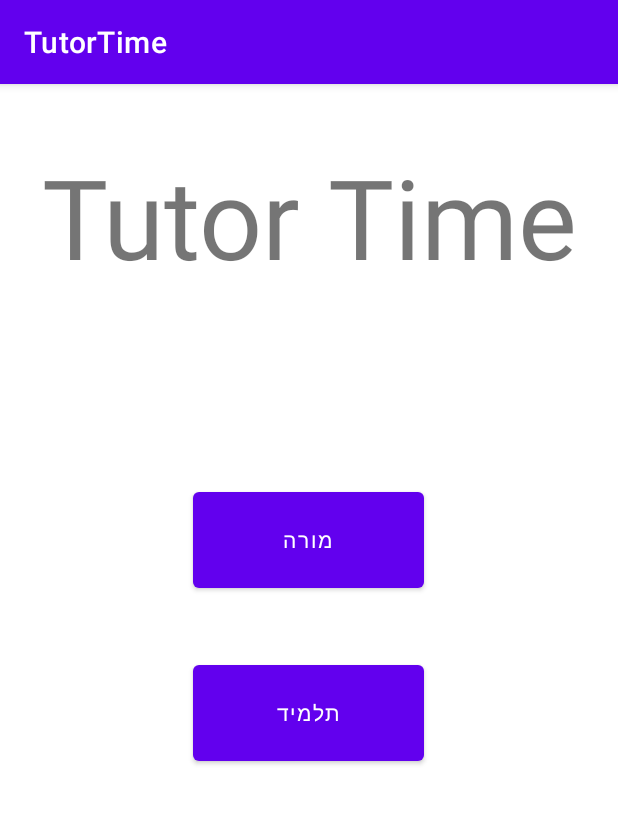
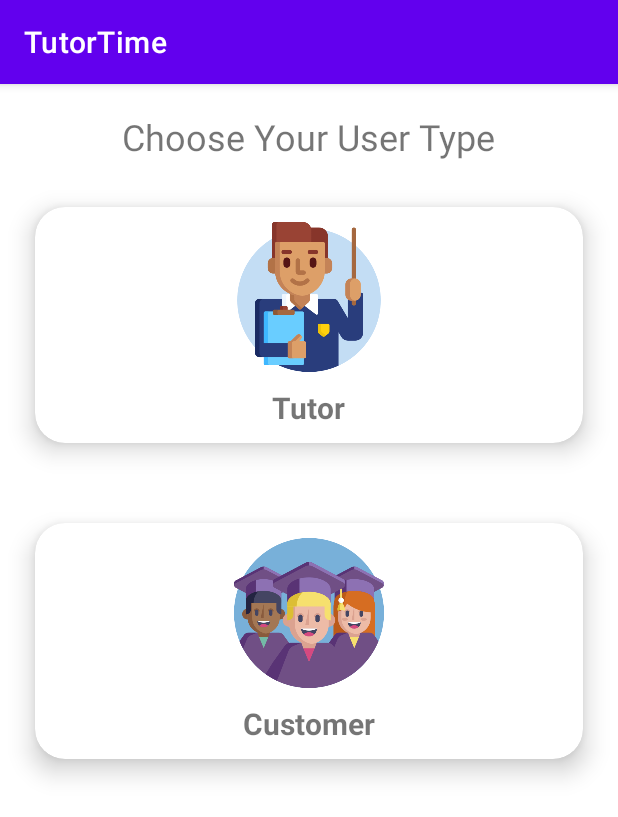
Before and after one commit to AlmogJakov/TutorTime, an Android app: the screen it shows after launch (ChooseStatus), on a phone screen of 412 x 824 dp. Shown: the top 817 px of the screen. Run offline under Robolectric (Android 15) with nearby library versions, the phone set to English and light mode, and no system bars; our stand-ins replace Firebase (no records; nobody signed in at launch, a user with empty details on screens opened directly).

Commit message:
added design to ChooseStatus Class.

```diff
--- a/app/build.gradle
+++ b/app/build.gradle
@@ -46,6 +46,10 @@ dependencies {
     androidTestImplementation 'androidx.test.ext:junit:1.1.3'
     androidTestImplementation 'androidx.test.espresso:espresso-core:3.4.0'
 
+    // card view
+    implementation 'androidx.cardview:cardview:1.0.0'
+    implementation 'com.google.android.material:material:1.2.1'
+
     // Import the BoM for the Firebase platform
     implementation platform('com.google.firebase:firebase-bom:29.0.0')
     implementation 'com.google.firebase:firebase-database'
--- a/app/src/main/java/com/project/tutortime/ChooseStatus.java
+++ b/app/src/main/java/com/project/tutortime/ChooseStatus.java
@@ -1,6 +1,7 @@
 package com.project.tutortime;
 
         import androidx.appcompat.app.AppCompatActivity;
+        import androidx.cardview.widget.CardView;
 
         import android.content.Intent;
         import android.os.Bundle;
@@ -11,10 +12,13 @@ package com.project.tutortime;
         import com.google.firebase.database.DatabaseReference;
         import com.google.firebase.database.FirebaseDatabase;
 
+        import java.util.ArrayList;
+
 public class ChooseStatus extends AppCompatActivity {
     Button teacher, student;
     FirebaseAuth fAuth;
     private DatabaseReference mDatabase;
+    CardView tutor, customer;
 
     @Override
     protected void onCreate(Bundle savedInstanceState) {
@@ -23,26 +27,30 @@ public class ChooseStatus extends AppCompatActivity {
 
         fAuth = FirebaseAuth.getInstance();
         mDatabase = FirebaseDatabase.getInstance().getReference();
-        teacher = findViewById(R.id.btnTeacher);
-        student = findViewById(R.id.btnStudent);
+        //teacher = findViewById(R.id.btnTeacher);
+        //student = findViewById(R.id.btnStudent);
+        tutor = findViewById(R.id.cardViewTutor);
+        customer = findViewById(R.id.cardViewCustomer);
 
-        teacher.setOnClickListener(new View.OnClickListener() {
+        tutor.setOnClickListener(new View.OnClickListener() {
             @Override
             public void onClick(View v) {
                 startActivity(new Intent(getApplicationContext(), SetTutorProfile.class));
             }
         });
 
-        student.setOnClickListener(new View.OnClickListener() {
+        customer.setOnClickListener(new View.OnClickListener() {
             @Override
             public void onClick(View v) {
                 String userID = fAuth.getCurrentUser().getUid();
                 mDatabase.child("users").child(userID).child("isTeacher").setValue(0);
-                /* since were already logged in - after redirecting to Login.class
-                    there will be an immediate referral to MainActivity.
-                     (The reference to Login.class is needed because the method that passes
-                     'Status' value (0=customer/1=tutor) to MainActivity is implemented there). */
-                startActivity(new Intent(getApplicationContext(), Login.class));
+                /* were logging in as customer (customer status value = 0).
+                     pass 'Status' value (0) to MainActivity. */
+                final ArrayList<Integer> arr = new ArrayList<Integer>();
+                arr.add(0);
+                Intent intent = new Intent(getApplicationContext(), MainActivity.class);
+                intent.putExtra("status",arr);
+                startActivity(intent);
             }
         });
     }
--- a/app/src/main/java/com/project/tutortime/SetTutorProfile.java
+++ b/app/src/main/java/com/project/tutortime/SetTutorProfile.java
@@ -83,11 +83,13 @@ public class SetTutorProfile extends AppCompatActivity {
                 String userID = fAuth.getCurrentUser().getUid();
                 t.addTeacherToDB(pNum, descrip, userID, list);
                 mDatabase.child("users").child(userID).child("isTeacher").setValue(1);
-                /* since were already logged in - after redirecting to Login.class
-                    there will be an immediate referral to MainActivity.
-                     (The reference to Login.class is needed because the method that passes
-                     'Status' value (0=customer/1=tutor) to MainActivity is implemented there). */
-                startActivity(new Intent(getApplicationContext(), Login.class));
+                /* were logging in as tutor (tutor status value = 1).
+                     pass 'Status' value (1) to MainActivity. */
+                final ArrayList<Integer> arr = new ArrayList<Integer>();
+                arr.add(1);
+                Intent intent = new Intent(getApplicationContext(), MainActivity.class);
+                intent.putExtra("status",arr);
+                startActivity(intent);
             }
         });
     }
--- a/app/src/main/res/layout/activity_choose_status.xml
+++ b/app/src/main/res/layout/activity_choose_status.xml
@@ -6,50 +6,135 @@
     android:layout_height="match_parent"
     tools:context=".ChooseStatus">
 
-    <Button
-        android:id="@+id/btnTeacher"
-        android:layout_width="154dp"
-        android:layout_height="76dp"
-        android:text="מורה"
+    <TextView
+        android:id="@+id/txtTutorTime"
+        android:layout_width="257dp"
+        android:layout_height="35dp"
+        android:gravity="center"
+        android:text="Choose Your User Type"
+        android:textSize="24sp"
         app:layout_constraintBottom_toBottomOf="parent"
         app:layout_constraintEnd_toEndOf="parent"
-        app:layout_constraintHorizontal_bias="0.498"
+        app:layout_constraintHorizontal_bias="0.495"
         app:layout_constraintStart_toStartOf="parent"
         app:layout_constraintTop_toTopOf="parent"
-        app:layout_constraintVertical_bias="0.384" />
+        app:layout_constraintVertical_bias="0.024" />
 
-    <Button
-        android:id="@+id/btnStudent"
-        android:layout_width="154dp"
-        android:layout_height="76dp"
-        android:text="תלמיד"
-        app:layout_constraintBottom_toBottomOf="parent"
+    <!--    android:autoSizeTextType="uniform"-->
+
+
+    <!-- //////////////////////////////////////////////////////////////////////////////// -->
+    <!-- ////////////////////////////////// Tutor Card ////////////////////////////////// -->
+    <!-- //////////////////////////////////////////////////////////////////////////////// -->
+    <androidx.cardview.widget.CardView
+        android:id="@+id/cardViewTutor"
+        android:layout_width="match_parent"
+        android:layout_height="wrap_content"
+        android:layout_margin="5dp"
+        android:clickable="true"
+        android:foreground="?android:attr/selectableItemBackground"
+        app:cardBackgroundColor="@color/white"
+        app:cardCornerRadius="20dp"
+        app:cardElevation="10dp"
+        app:cardMaxElevation="12dp"
+        app:cardPreventCornerOverlap="true"
+        app:cardUseCompatPadding="true"
         app:layout_constraintEnd_toEndOf="parent"
-        app:layout_constraintHorizontal_bias="0.498"
+        app:layout_constraintHorizontal_bias="0.842"
         app:layout_constraintStart_toStartOf="parent"
-        app:layout_constraintTop_toTopOf="parent"
-        app:layout_constraintVertical_bias="0.551" />
+        app:layout_constraintTop_toBottomOf="@+id/txtTutorTime"
+        tools:ignore="MissingConstraints">
+        <!--
+        In the above cardview widget
+        cardelevation property will give elevation to your card view
+        card corner radius will provide radius to your card view
+        card background color will give background color to your card view
+        card max elevation will give the cardview maximum elevation
+        card prevent corner overlap will add padding to CardView on v20 and before to prevent intersections between the Card content and rounded corners.
+        card use compact padding will add padding in API v21+ as well to have the same measurements with previous versions.
+        below are the two widgets imageview and text view we are displaying inside our card view.
+        -->
+        <LinearLayout
+            android:layout_width="wrap_content"
+            android:layout_height="wrap_content"
+            android:layout_gravity="center|center_vertical|top"
+            android:orientation="vertical">
+            <ImageView
+                android:id="@+id/tutorIMG"
+                android:layout_width="200dp"
+                android:layout_height="100dp"
+                android:layout_gravity="center|center_vertical|top"
+                android:layout_margin="10dp"
+                android:contentDescription="@string/app_name"
+                android:src="@drawable/tutor" />
 
-    <TextView
-        android:id="@+id/txtTutorTime"
-        android:layout_width="357dp"
-        android:layout_height="106dp"
-        android:autoSizeTextType="uniform"
-        android:gravity="center"
-        android:text="Tutor Time"
-        app:layout_constraintBottom_toBottomOf="parent"
+            <TextView
+                android:layout_width="wrap_content"
+                android:layout_height="wrap_content"
+                android:layout_gravity="bottom|center"
+                android:layout_marginTop="0dp"
+                android:layout_marginBottom="10dp"
+                android:text="Tutor"
+                android:textSize="20sp"
+                android:textStyle="bold" />
+        </LinearLayout>
+
+    </androidx.cardview.widget.CardView>
+
+    <!-- //////////////////////////////////////////////////////////////////////////////// -->
+    <!-- //////////////////////////////// Customer Card ///////////////////////////////// -->
+    <!-- //////////////////////////////////////////////////////////////////////////////// -->
+    <androidx.cardview.widget.CardView
+        android:id="@+id/cardViewCustomer"
+        android:layout_width="match_parent"
+        android:layout_height="wrap_content"
+        android:layout_margin="5dp"
+        android:clickable="true"
+        android:foreground="?android:attr/selectableItemBackground"
+        app:cardBackgroundColor="@color/white"
+        app:cardCornerRadius="20dp"
+        app:cardElevation="10dp"
+        app:cardMaxElevation="12dp"
+        app:cardPreventCornerOverlap="true"
+        app:cardUseCompatPadding="true"
         app:layout_constraintEnd_toEndOf="parent"
         app:layout_constraintStart_toStartOf="parent"
-        app:layout_constraintTop_toTopOf="parent"
-        app:layout_constraintVertical_bias="0.053" /><![CDATA[
+        app:layout_constraintTop_toBottomOf="@+id/cardViewTutor"
+        tools:ignore="MissingConstraints">
+        <!--
+        In the above cardview widget
+        cardelevation property will give elevation to your card view
+        card corner radius will provide radius to your card view
+        card background color will give background color to your card view
+        card max elevation will give the cardview maximum elevation
+        card prevent corner overlap will add padding to CardView on v20 and before to prevent intersections between the Card content and rounded corners.
+        card use compact padding will add padding in API v21+ as well to have the same measurements with previous versions.
+        below are the two widgets imageview and text view we are displaying inside our card view.
+        -->
+        <LinearLayout
+            android:layout_width="wrap_content"
+            android:layout_height="wrap_content"
+            android:layout_gravity="center|center_vertical|top"
+            android:orientation="vertical">
+        <ImageView
+            android:id="@+id/customerIMG"
+            android:layout_width="200dp"
+            android:layout_height="100dp"
+            android:layout_gravity="center"
+            android:layout_margin="10dp"
+            android:contentDescription="@string/app_name"
+            android:src="@drawable/customers" />
+        <TextView
+            android:layout_width="wrap_content"
+            android:layout_height="wrap_content"
+            android:layout_gravity="bottom|center_horizontal"
+            android:layout_marginTop="0dp"
+            android:layout_marginBottom="10dp"
+            android:text="Customer"
+            android:textSize="20sp"
+            android:textStyle="bold" />
+        </LinearLayout>
 
-
-
-    app:layout_constraintBottom_toBottomOf="parent"
-    app:layout_constraintEnd_toEndOf="parent"
-    app:layout_constraintStart_toStartOf="parent"
-    app:layout_constraintTop_toTopOf="parent"
-    app:layout_constraintVertical_bias="0.852" />
-    ]]><!--        app:layout_constraint-->
+    </androidx.cardview.widget.CardView>
 
 </androidx.constraintlayout.widget.ConstraintLayout>
```
Also changed, not shown: app/src/main/res/drawable-v24/customers.png (added), app/src/main/res/drawable-v24/tutor.png (added).
